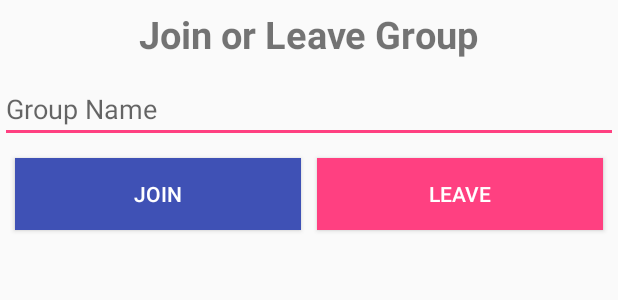
After one commit to mishuan/messenger, an Android app: the layout group_alert_dialog_layout.xml on its own in the app's theme, with its tools: preview values and no code run, on a phone screen of 412 x 824 dp. The commit adds this screen. Shown: the top 300 px of the screen. Run offline under Robolectric (Android 15) with nearby library versions, the phone set to English and light mode, and no system bars.

Commit message:
Adding join group functionalities

```diff
--- a/AndroidClient/app/src/main/java/com/ece416/aruproy/messengerclient/ChatActivity.java
+++ b/AndroidClient/app/src/main/java/com/ece416/aruproy/messengerclient/ChatActivity.java
@@ -5,7 +5,10 @@ import android.os.AsyncTask;
 import android.os.Bundle;
 import android.support.v7.app.AppCompatActivity;
 import android.util.Log;
+import android.view.LayoutInflater;
 import android.view.View;
+import android.widget.EditText;
+import android.widget.PopupWindow;
 
 import org.json.JSONObject;
 
@@ -43,6 +46,8 @@ public class ChatActivity extends AppCompatActivity {
         }
     }
 
+    private EditText etGroup;
+
     @Override
     protected void onCreate(Bundle savedInstanceState) {
         super.onCreate(savedInstanceState);
@@ -56,7 +61,7 @@ public class ChatActivity extends AppCompatActivity {
             Thread.sleep(1337);
             Map<String, Object> data = new HashMap<>();
             data.put(Constants.USERNAME_KEY, intent.getStringExtra(Constants.USERNAME));
-            data.put(Constants.MESSAGE_TYPE_KEY, "0");
+            data.put(Constants.MESSAGE_TYPE_KEY, MessageType.LIST_GROUP);
             JSONObject json = new JSONObject(data);
             Log.e("JSON Dictionary", json.toString());
             mTcpClient.sendMessage(json.toString());
--- /dev/null
+++ b/AndroidClient/app/src/main/java/com/ece416/aruproy/messengerclient/MessageType.java
@@ -0,0 +1,14 @@
+package com.ece416.aruproy.messengerclient;
+
+/**
+* Created by ilikecalculus on 2017-03-23.
+*/
+
+public enum MessageType{
+    LIST_GROUP("0"), JOIN_GROUP("1"), NEW_MESSAGE("2"), LEAVE_GROUP("3");
+    private String value;
+
+    MessageType(String value) {
+        this.value = value;
+    }
+}
--- a/AndroidClient/app/src/main/res/layout/activity_group_page.xml
+++ b/AndroidClient/app/src/main/res/layout/activity_group_page.xml
@@ -5,6 +5,7 @@
     android:layout_width="match_parent"
     android:layout_height="match_parent"
     android:fitsSystemWindows="true"
+    android:id="@+id/list_group"
     tools:context="com.ece416.aruproy.messengerclient.ChatActivity">
 
     <android.support.design.widget.FloatingActionButton
--- /dev/null
+++ b/AndroidClient/app/src/main/res/layout/group_alert_dialog_layout.xml
@@ -0,0 +1,55 @@
+<?xml version="1.0" encoding="utf-8"?>
+<LinearLayout xmlns:android="http://schemas.android.com/apk/res/android"
+    android:orientation="vertical"
+    android:layout_width="match_parent"
+    android:layout_height="match_parent">
+
+    <TextView
+        android:id="@+id/group_alert_dialog_text"
+        android:text="Join or Leave Group"
+        android:textSize="25sp"
+        android:textStyle="bold"
+        android:layout_width="wrap_content"
+        android:layout_height="wrap_content"
+        android:layout_gravity="center"
+        android:layout_marginTop="5dp"/>
+
+    <EditText
+        android:id="@+id/etEmail"
+        android:layout_width="match_parent"
+        android:layout_height="wrap_content"
+        android:layout_marginTop="10dp"
+        android:ems="10"
+        android:hint="@string/group_name"
+        android:inputType="textEmailAddress" />
+    <LinearLayout
+        android:id="@+id/button_layout"
+        android:layout_height="wrap_content"
+        android:layout_width="fill_parent"
+        android:layout_alignParentBottom="true">
+        <Button
+            android:id="@+id/join_group"
+            android:layout_width="wrap_content"
+            android:layout_height="wrap_content"
+            android:layout_marginTop="10dp"
+            android:layout_marginLeft="10dp"
+            android:layout_marginRight="5dp"
+            android:layout_marginBottom="10dp"
+            android:layout_weight="1"
+            android:background="@color/colorPrimary"
+            android:text="@string/join"
+            android:textColor="@android:color/white" />
+        <Button
+            android:id="@+id/leave_group"
+            android:layout_weight="1"
+            android:layout_width="wrap_content"
+            android:layout_height="wrap_content"
+            android:layout_marginTop="10dp"
+            android:layout_marginLeft="5dp"
+            android:layout_marginRight="10dp"
+            android:layout_marginBottom="10dp"
+            android:background="@color/colorAccent"
+            android:text="@string/leave"
+            android:textColor="@android:color/white" />
+    </LinearLayout>
+</LinearLayout>
--- a/AndroidClient/app/src/main/res/values/strings.xml
+++ b/AndroidClient/app/src/main/res/values/strings.xml
@@ -4,6 +4,10 @@
     <string name="action_login">Login</string>
     <string name="action_join_group">Join Group</string>
     <string name="title_activity_login">Sign in</string>
+    <string name="group_name">Group Name</string>
+    <string name="join">Join</string>
+    <string name="leave">Leave</string>
+
 
     <!-- Strings related to login -->
     <string name="prompt_username">Username</string>
```
